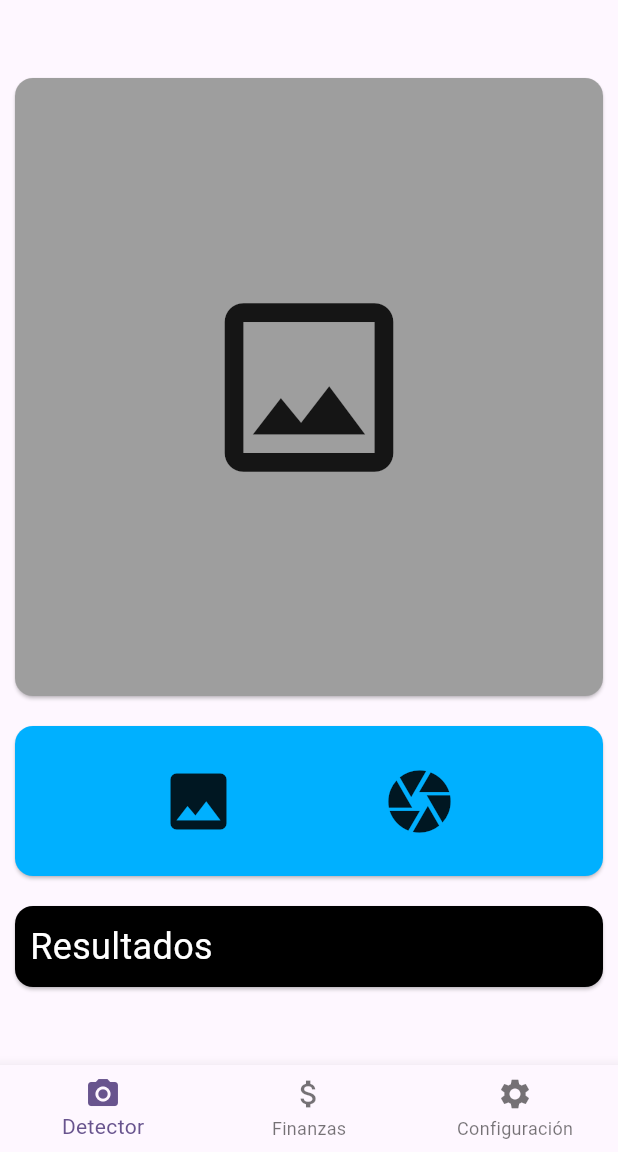
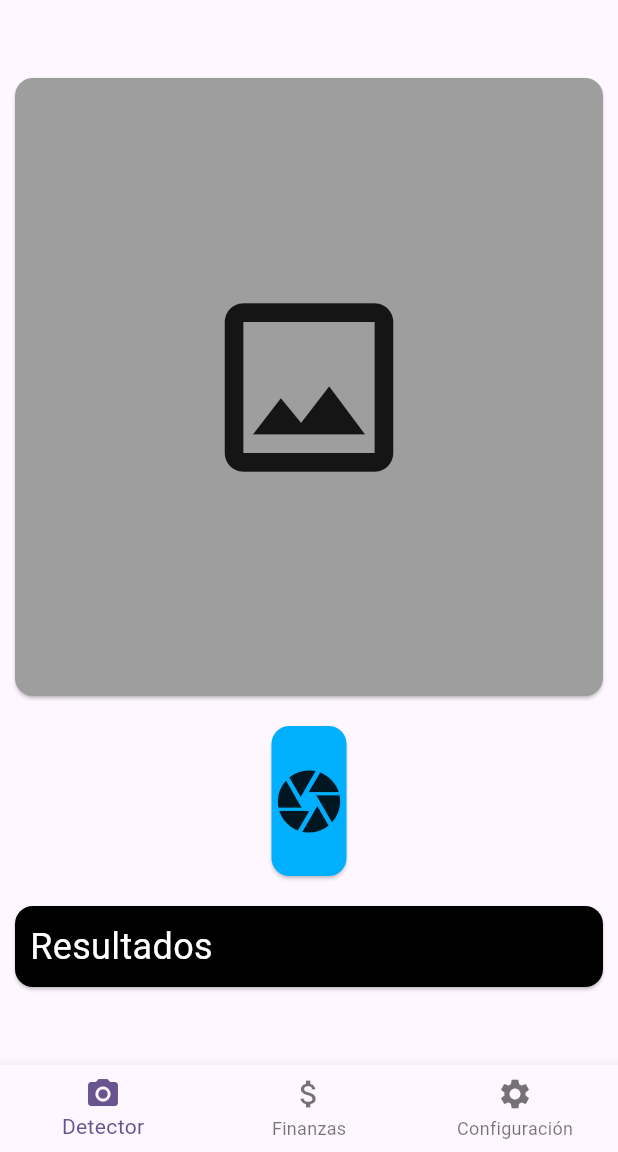
Before and after one commit to jorgedeltoro111/cash_reader_app, a Flutter app: the screen it shows after launch, after a tap on the "camera" icon, on a phone screen of 412 x 824 dp, the part 84-1236 px from its top. Run offline on Flutter 3.47's test engine with Material 3 defaults, Android fonts, the light colour scheme and no system bars; our stand-ins replace image_picker, shared_preferences; missing offline and left inert: google_mlkit_image_labeling; network calls fail.

Commit message:
Inicio con camara

```diff
--- a/lib/main.dart
+++ b/lib/main.dart
@@ -99,6 +99,7 @@ class _DetectorScreenState extends State<DetectorScreen> {
     super.initState();
     imagePicker = ImagePicker();
     loadModel();
+    captureImage(); // Abre la cámara al iniciar la pantalla
   }
 
   loadModel() async {
@@ -110,20 +111,8 @@ class _DetectorScreenState extends State<DetectorScreen> {
     imageLabeler = ImageLabeler(options: options);
   }
 
-  chooseImage() async {
-    XFile? selectedImage =
-    await imagePicker.pickImage(source: ImageSource.gallery);
-    if (selectedImage != null) {
-      setState(() {
-        image = File(selectedImage.path);
-        performedImageLabeling();
-      });
-    }
-  }
-
   captureImage() async {
-    XFile? selectedImage =
-    await imagePicker.pickImage(source: ImageSource.camera);
+    XFile? selectedImage = await imagePicker.pickImage(source: ImageSource.camera);
     if (selectedImage != null) {
       setState(() {
         image = File(selectedImage.path);
@@ -186,28 +175,14 @@ class _DetectorScreenState extends State<DetectorScreen> {
               color: Colors.lightBlueAccent.shade400,
               child: Container(
                 height: 100,
-                child: Row(
-                  mainAxisAlignment: MainAxisAlignment.spaceEvenly,
-                  children: [
-                    InkWell(
-                      child: Icon(
-                        Icons.image,
-                        size: 50,
-                      ),
-                      onTap: () {
-                        chooseImage();
-                      },
-                    ),
-                    InkWell(
+                child: InkWell(
                   child: Icon(
                     Icons.camera,
                     size: 50,
                   ),
                   onTap: () {
-                        captureImage();
+                    captureImage(); // El botón tomará una nueva foto
                   },
-                    ),
-                  ],
                 ),
               ),
             ),
```
Lines whose indentation alone changed are shown as unchanged.
